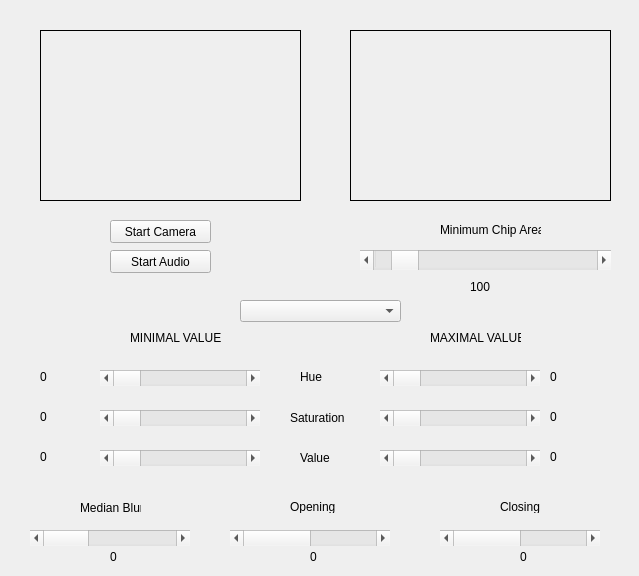
First picture: the form in InteractiveMusicPlayground/videoplayer.ui, repository d1rkHH/InteractiveMusicPlayground, before the edit.
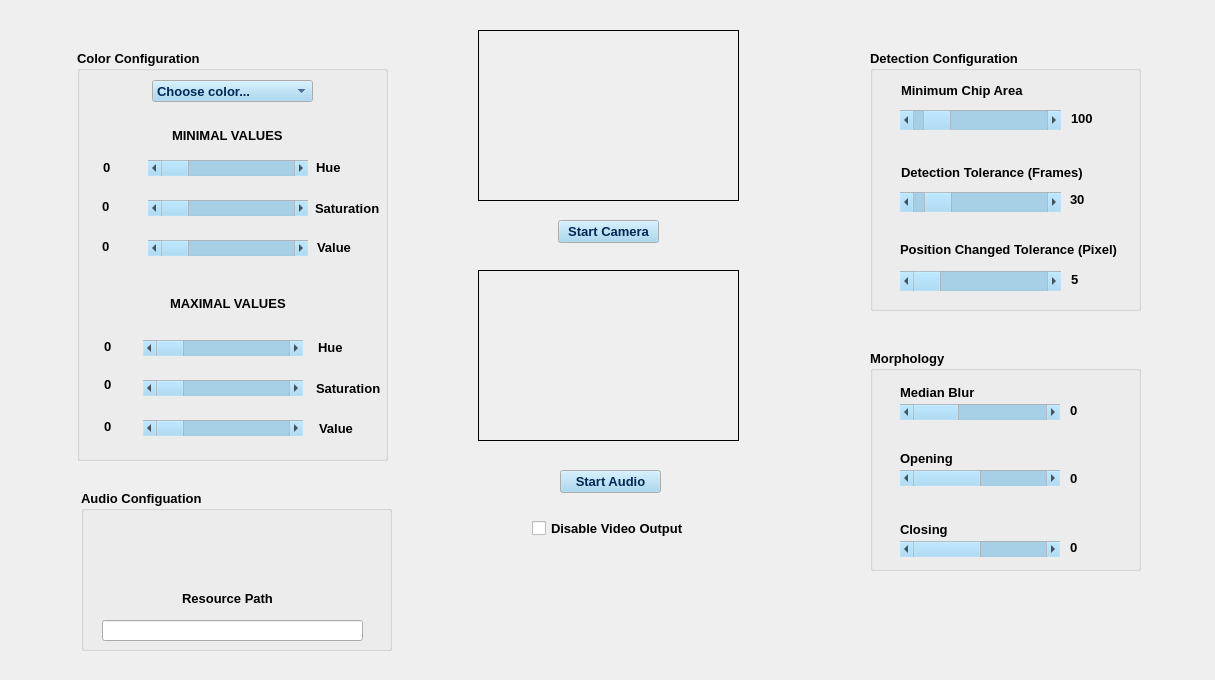
Second picture: the form after the edit. Custom widgets are drawn as their Qt base class.

Commit message: Refactoring. Unit Tests. Loop Audio. Added resources. New GUI layout. New SoundEffects

The edit to the form file:
```diff
--- a/InteractiveMusicPlayground/videoplayer.ui
+++ b/InteractiveMusicPlayground/videoplayer.ui
@@ -6,10 +6,111 @@
    <rect>
     <x>0</x>
     <y>0</y>
-    <width>639</width>
-    <height>576</height>
+    <width>1215</width>
+    <height>680</height>
    </rect>
   </property>
+  <property name="palette">
+   <palette>
+    <active>
+     <colorrole role="Button">
+      <brush brushstyle="SolidPattern">
+       <color alpha="255">
+        <red>152</red>
+        <green>209</green>
+        <blue>240</blue>
+       </color>
+      </brush>
+     </colorrole>
+     <colorrole role="BrightText">
+      <brush brushstyle="SolidPattern">
+       <color alpha="255">
+        <red>230</red>
+        <green>243</green>
+        <blue>255</blue>
+       </color>
+      </brush>
+     </colorrole>
+     <colorrole role="ButtonText">
+      <brush brushstyle="SolidPattern">
+       <color alpha="255">
+        <red>0</red>
+        <green>40</green>
+        <blue>84</blue>
+       </color>
+      </brush>
+     </colorrole>
+    </active>
+    <inactive>
+     <colorrole role="Button">
+      <brush brushstyle="SolidPattern">
+       <color alpha="255">
+        <red>152</red>
+        <green>209</green>
+        <blue>240</blue>
+       </color>
+      </brush>
+     </colorrole>
+     <colorrole role="BrightText">
+      <brush brushstyle="SolidPattern">
+       <color alpha="255">
+        <red>230</red>
+        <green>243</green>
+        <blue>255</blue>
+       </color>
+      </brush>
+     </colorrole>
+     <colorrole role="ButtonText">
+      <brush brushstyle="SolidPattern">
+       <color alpha="255">
+        <red>0</red>
+        <green>40</green>
+        <blue>84</blue>
+       </color>
+      </brush>
+     </colorrole>
+    </inactive>
+    <disabled>
+     <colorrole role="Button">
+      <brush brushstyle="SolidPattern">
+       <color alpha="255">
+        <red>152</red>
+        <green>209</green>
+        <blue>240</blue>
+       </color>
+      </brush>
+     </colorrole>
+     <colorrole role="BrightText">
+      <brush brushstyle="SolidPattern">
+       <color alpha="255">
+        <red>230</red>
+        <green>243</green>
+        <blue>255</blue>
+       </color>
+      </brush>
+     </colorrole>
+     <colorrole role="ButtonText">
+      <brush brushstyle="SolidPattern">
+       <color alpha="255">
+        <red>120</red>
+        <green>120</green>
+        <blue>120</blue>
+       </color>
+      </brush>
+     </colorrole>
+    </disabled>
+   </palette>
+  </property>
+  <property name="font">
+   <font>
+    <pointsize>10</pointsize>
+    <weight>75</weight>
+    <italic>false</italic>
+    <bold>true</bold>
+    <underline>false</underline>
+    <kerning>true</kerning>
+   </font>
+  </property>
   <property name="windowTitle">
    <string>VideoPlayer</string>
   </property>
@@ -17,7 +118,7 @@
    <widget class="VideoWidget" name="inputFrame">
     <property name="geometry">
      <rect>
-      <x>40</x>
+      <x>478</x>
       <y>30</y>
       <width>261</width>
       <height>171</height>
@@ -39,7 +140,7 @@
    <widget class="QPushButton" name="openVideoFileButton">
     <property name="geometry">
      <rect>
-      <x>110</x>
+      <x>558</x>
       <y>220</y>
       <width>101</width>
       <height>23</height>
@@ -52,8 +153,8 @@
    <widget class="VideoWidget" name="processedFrame">
     <property name="geometry">
      <rect>
-      <x>350</x>
-      <y>30</y>
+      <x>478</x>
+      <y>270</y>
       <width>261</width>
       <height>171</height>
      </rect>
@@ -71,15 +172,15 @@
    <widget class="QComboBox" name="colorComboBox">
     <property name="geometry">
      <rect>
-      <x>240</x>
-      <y>300</y>
+      <x>152</x>
+      <y>80</y>
       <width>161</width>
       <height>22</height>
      </rect>
     </property>
     <item>
      <property name="text">
-      <string/>
+      <string>Choose color...</string>
      </property>
     </item>
     <item>
@@ -111,8 +212,8 @@
    <widget class="QScrollBar" name="minHueScrollbar">
     <property name="geometry">
      <rect>
-      <x>100</x>
-      <y>370</y>
+      <x>148</x>
+      <y>160</y>
       <width>160</width>
       <height>16</height>
      </rect>
@@ -127,8 +228,8 @@
    <widget class="QScrollBar" name="minSatScrollbar">
     <property name="geometry">
      <rect>
-      <x>100</x>
-      <y>410</y>
+      <x>148</x>
+      <y>200</y>
       <width>160</width>
       <height>16</height>
      </rect>
@@ -143,8 +244,8 @@
    <widget class="QScrollBar" name="minValScrollbar">
     <property name="geometry">
      <rect>
-      <x>100</x>
-      <y>450</y>
+      <x>148</x>
+      <y>240</y>
       <width>160</width>
       <height>16</height>
      </rect>
@@ -159,8 +260,8 @@
    <widget class="QScrollBar" name="maxHueScrollbar">
     <property name="geometry">
      <rect>
-      <x>380</x>
-      <y>370</y>
+      <x>143</x>
+      <y>340</y>
       <width>160</width>
       <height>16</height>
      </rect>
@@ -175,8 +276,8 @@
    <widget class="QScrollBar" name="maxSatScrollbar">
     <property name="geometry">
      <rect>
-      <x>380</x>
-      <y>410</y>
+      <x>143</x>
+      <y>380</y>
       <width>160</width>
       <height>16</height>
      </rect>
@@ -191,8 +292,8 @@
    <widget class="QScrollBar" name="maxValScrollbar">
     <property name="geometry">
      <rect>
-      <x>380</x>
-      <y>450</y>
+      <x>143</x>
+      <y>420</y>
       <width>160</width>
       <height>16</height>
      </rect>
@@ -207,9 +308,9 @@
    <widget class="QLabel" name="MIN_VALUES">
     <property name="geometry">
      <rect>
-      <x>130</x>
-      <y>330</y>
-      <width>91</width>
+      <x>172</x>
+      <y>127</y>
+      <width>121</width>
       <height>16</height>
      </rect>
     </property>
@@ -220,9 +321,9 @@
    <widget class="QLabel" name="MAX_VALUES">
     <property name="geometry">
      <rect>
-      <x>430</x>
-      <y>330</y>
-      <width>91</width>
+      <x>170</x>
+      <y>295</y>
+      <width>121</width>
       <height>16</height>
      </rect>
     </property>
@@ -233,8 +334,8 @@
    <widget class="QLabel" name="HUE">
     <property name="geometry">
      <rect>
-      <x>300</x>
-      <y>370</y>
+      <x>316</x>
+      <y>161</y>
       <width>47</width>
       <height>13</height>
      </rect>
@@ -246,9 +347,9 @@
    <widget class="QLabel" name="SATURATION">
     <property name="geometry">
      <rect>
-      <x>290</x>
-      <y>410</y>
-      <width>61</width>
+      <x>315</x>
+      <y>200</y>
+      <width>81</width>
       <height>16</height>
      </rect>
     </property>
@@ -259,8 +360,8 @@
    <widget class="QLabel" name="VALUE">
     <property name="geometry">
      <rect>
-      <x>300</x>
-      <y>450</y>
+      <x>317</x>
+      <y>239</y>
       <width>61</width>
       <height>16</height>
      </rect>
@@ -272,8 +373,8 @@
    <widget class="QLabel" name="minhue">
     <property name="geometry">
      <rect>
-      <x>40</x>
-      <y>370</y>
+      <x>103</x>
+      <y>161</y>
       <width>47</width>
       <height>13</height>
      </rect>
@@ -285,8 +386,8 @@
    <widget class="QLabel" name="minsat">
     <property name="geometry">
      <rect>
-      <x>40</x>
-      <y>410</y>
+      <x>102</x>
+      <y>200</y>
       <width>47</width>
       <height>13</height>
      </rect>
@@ -298,8 +399,8 @@
    <widget class="QLabel" name="minval">
     <property name="geometry">
      <rect>
-      <x>40</x>
-      <y>450</y>
+      <x>102</x>
+      <y>240</y>
       <width>47</width>
       <height>13</height>
      </rect>
@@ -311,8 +412,8 @@
    <widget class="QLabel" name="maxhue">
     <property name="geometry">
      <rect>
-      <x>550</x>
-      <y>370</y>
+      <x>104</x>
+      <y>340</y>
       <width>47</width>
       <height>13</height>
      </rect>
@@ -324,8 +425,8 @@
    <widget class="QLabel" name="maxsat">
     <property name="geometry">
      <rect>
-      <x>550</x>
-      <y>410</y>
+      <x>104</x>
+      <y>378</y>
       <width>47</width>
       <height>13</height>
      </rect>
@@ -337,8 +438,8 @@
    <widget class="QLabel" name="maxval">
     <property name="geometry">
      <rect>
-      <x>550</x>
-      <y>450</y>
+      <x>104</x>
+      <y>420</y>
       <width>47</width>
       <height>13</height>
      </rect>
@@ -350,8 +451,8 @@
    <widget class="QScrollBar" name="medianBlurScrollbar">
     <property name="geometry">
      <rect>
-      <x>30</x>
-      <y>530</y>
+      <x>900</x>
+      <y>404</y>
       <width>160</width>
       <height>16</height>
      </rect>
@@ -372,8 +473,8 @@
    <widget class="QScrollBar" name="closingScrollbar">
     <property name="geometry">
      <rect>
-      <x>440</x>
-      <y>530</y>
+      <x>900</x>
+      <y>541</y>
       <width>160</width>
       <height>16</height>
      </rect>
@@ -388,8 +489,8 @@
    <widget class="QScrollBar" name="openingScrollbar">
     <property name="geometry">
      <rect>
-      <x>230</x>
-      <y>530</y>
+      <x>900</x>
+      <y>470</y>
       <width>160</width>
       <height>16</height>
      </rect>
@@ -407,8 +508,8 @@
    <widget class="QLabel" name="medianblur">
     <property name="geometry">
      <rect>
-      <x>110</x>
-      <y>550</y>
+      <x>1070</x>
+      <y>404</y>
       <width>47</width>
       <height>13</height>
      </rect>
@@ -420,10 +521,10 @@
    <widget class="QLabel" name="opening">
     <property name="geometry">
      <rect>
-      <x>310</x>
-      <y>550</y>
-      <width>47</width>
-      <height>13</height>
+      <x>1070</x>
+      <y>470</y>
+      <width>51</width>
+      <height>16</height>
      </rect>
     </property>
     <property name="text">
@@ -433,8 +534,8 @@
    <widget class="QLabel" name="closing">
     <property name="geometry">
      <rect>
-      <x>520</x>
-      <y>550</y>
+      <x>1070</x>
+      <y>541</y>
       <width>47</width>
       <height>13</height>
      </rect>
@@ -446,9 +547,9 @@
    <widget class="QLabel" name="label">
     <property name="geometry">
      <rect>
-      <x>80</x>
-      <y>500</y>
-      <width>61</width>
+      <x>900</x>
+      <y>384</y>
+      <width>81</width>
       <height>16</height>
      </rect>
     </property>
@@ -459,10 +560,10 @@
    <widget class="QLabel" name="label_2">
     <property name="geometry">
      <rect>
-      <x>290</x>
-      <y>500</y>
-      <width>47</width>
-      <height>13</height>
+      <x>900</x>
+      <y>450</y>
+      <width>61</width>
+      <height>16</height>
      </rect>
     </property>
     <property name="text">
@@ -472,44 +573,22 @@
    <widget class="QLabel" name="label_3">
     <property name="geometry">
      <rect>
-      <x>500</x>
-      <y>500</y>
-      <width>47</width>
-      <height>13</height>
+      <x>900</x>
+      <y>521</y>
+      <width>51</width>
+      <height>16</height>
      </rect>
     </property>
     <property name="text">
      <string>Closing</string>
     </property>
    </widget>
-   <widget class="QScrollBar" name="minChipSizeScrollbar">
-    <property name="geometry">
-     <rect>
-      <x>360</x>
-      <y>250</y>
-      <width>251</width>
-      <height>20</height>
-     </rect>
-    </property>
-    <property name="minimum">
-     <number>10</number>
-    </property>
-    <property name="maximum">
-     <number>1000</number>
-    </property>
-    <property name="value">
-     <number>100</number>
-    </property>
-    <property name="orientation">
-     <enum>Qt::Horizontal</enum>
-    </property>
-   </widget>
    <widget class="QLabel" name="label_4">
     <property name="geometry">
      <rect>
-      <x>440</x>
-      <y>220</y>
-      <width>101</width>
+      <x>901</x>
+      <y>80</y>
+      <width>131</width>
       <height>20</height>
      </rect>
     </property>
@@ -520,8 +599,8 @@
    <widget class="QLabel" name="minchipsize">
     <property name="geometry">
      <rect>
-      <x>470</x>
-      <y>280</y>
+      <x>1071</x>
+      <y>112</y>
       <width>47</width>
       <height>13</height>
      </rect>
@@ -533,8 +612,8 @@
    <widget class="QPushButton" name="playAudioButton">
     <property name="geometry">
      <rect>
-      <x>110</x>
-      <y>250</y>
+      <x>560</x>
+      <y>470</y>
       <width>101</width>
       <height>23</height>
      </rect>
@@ -543,6 +622,295 @@
      <string>Start Audio</string>
     </property>
    </widget>
+   <widget class="QScrollBar" name="detectionToleranceScrollbar">
+    <property name="geometry">
+     <rect>
+      <x>900</x>
+      <y>192</y>
+      <width>161</width>
+      <height>20</height>
+     </rect>
+    </property>
+    <property name="minimum">
+     <number>0</number>
+    </property>
+    <property name="maximum">
+     <number>300</number>
+    </property>
+    <property name="value">
+     <number>30</number>
+    </property>
+    <property name="orientation">
+     <enum>Qt::Horizontal</enum>
+    </property>
+   </widget>
+   <widget class="QLabel" name="detectionTolerance">
+    <property name="geometry">
+     <rect>
+      <x>1070</x>
+      <y>193</y>
+      <width>47</width>
+      <height>13</height>
+     </rect>
+    </property>
+    <property name="text">
+     <string>30</string>
+    </property>
+   </widget>
+   <widget class="QLabel" name="label_5">
+    <property name="geometry">
+     <rect>
+      <x>901</x>
+      <y>162</y>
+      <width>201</width>
+      <height>20</height>
+     </rect>
+    </property>
+    <property name="text">
+     <string>Detection Tolerance (Frames)</string>
+    </property>
+   </widget>
+   <widget class="QLabel" name="HUE_2">
+    <property name="geometry">
+     <rect>
+      <x>318</x>
+      <y>341</y>
+      <width>47</width>
+      <height>13</height>
+     </rect>
+    </property>
+    <property name="text">
+     <string>Hue</string>
+    </property>
+   </widget>
+   <widget class="QLabel" name="SATURATION_2">
+    <property name="geometry">
+     <rect>
+      <x>316</x>
+      <y>380</y>
+      <width>81</width>
+      <height>16</height>
+     </rect>
+    </property>
+    <property name="text">
+     <string>Saturation</string>
+    </property>
+   </widget>
+   <widget class="QLabel" name="VALUE_2">
+    <property name="geometry">
+     <rect>
+      <x>319</x>
+      <y>420</y>
+      <width>61</width>
+      <height>16</height>
+     </rect>
+    </property>
+    <property name="text">
+     <string>Value</string>
+    </property>
+   </widget>
+   <widget class="QLineEdit" name="pathTextfield">
+    <property name="geometry">
+     <rect>
+      <x>102</x>
+      <y>620</y>
+      <width>261</width>
+      <height>21</height>
+     </rect>
+    </property>
+   </widget>
+   <widget class="QLabel" name="label_6">
+    <property name="geometry">
+     <rect>
+      <x>182</x>
+      <y>590</y>
+      <width>101</width>
+      <height>16</height>
+     </rect>
+    </property>
+    <property name="text">
+     <string>Resource Path</string>
+    </property>
+   </widget>
+   <widget class="QCheckBox" name="disableVideoOutput">
+    <property name="geometry">
+     <rect>
+      <x>532</x>
+      <y>520</y>
+      <width>160</width>
+      <height>17</height>
+     </rect>
+    </property>
+    <property name="text">
+     <string>Disable Video Output</string>
+    </property>
+   </widget>
+   <widget class="QScrollBar" name="positionChangedToleranceScrollBar">
+    <property name="geometry">
+     <rect>
+      <x>900</x>
+      <y>271</y>
+      <width>161</width>
+      <height>20</height>
+     </rect>
+    </property>
+    <property name="orientation">
+     <enum>Qt::Horizontal</enum>
+    </property>
+   </widget>
+   <widget class="QLabel" name="label_8">
+    <property name="geometry">
+     <rect>
+      <x>900</x>
+      <y>241</y>
+      <width>231</width>
+      <height>16</height>
+     </rect>
+    </property>
+    <property name="text">
+     <string>Position Changed Tolerance (Pixel)</string>
+    </property>
+   </widget>
+   <widget class="QLabel" name="positionChangedTolerance">
+    <property name="geometry">
+     <rect>
+      <x>1071</x>
+      <y>273</y>
+      <width>47</width>
+      <height>13</height>
+     </rect>
+    </property>
+    <property name="text">
+     <string>5</string>
+    </property>
+   </widget>
+   <widget class="QGroupBox" name="colorBox">
+    <property name="geometry">
+     <rect>
+      <x>77</x>
+      <y>50</y>
+      <width>311</width>
+      <height>411</height>
+     </rect>
+    </property>
+    <property name="title">
+     <string>Color Configuration</string>
+    </property>
+    <property name="checkable">
+     <bool>false</bool>
+    </property>
+   </widget>
+   <widget class="QGroupBox" name="detectionBox">
+    <property name="geometry">
+     <rect>
+      <x>870</x>
+      <y>50</y>
+      <width>271</width>
+      <height>261</height>
+     </rect>
+    </property>
+    <property name="title">
+     <string>Detection Configuration</string>
+    </property>
+   </widget>
+   <widget class="QGroupBox" name="MorphBox">
+    <property name="geometry">
+     <rect>
+      <x>870</x>
+      <y>350</y>
+      <width>271</width>
+      <height>221</height>
+     </rect>
+    </property>
+    <property name="title">
+     <string>Morphology</string>
+    </property>
+   </widget>
+   <widget class="QGroupBox" name="audioBox">
+    <property name="geometry">
+     <rect>
+      <x>81</x>
+      <y>490</y>
+      <width>311</width>
+      <height>161</height>
+     </rect>
+    </property>
+    <property name="title">
+     <string>Audio Configuation</string>
+    </property>
+   </widget>
+   <widget class="QScrollBar" name="minChipSizeScrollbar">
+    <property name="geometry">
+     <rect>
+      <x>900</x>
+      <y>110</y>
+      <width>161</width>
+      <height>20</height>
+     </rect>
+    </property>
+    <property name="minimum">
+     <number>10</number>
+    </property>
+    <property name="maximum">
+     <number>1000</number>
+    </property>
+    <property name="value">
+     <number>100</number>
+    </property>
+    <property name="orientation">
+     <enum>Qt::Horizontal</enum>
+    </property>
+   </widget>
+   <zorder>detectionBox</zorder>
+   <zorder>MorphBox</zorder>
+   <zorder>audioBox</zorder>
+   <zorder>colorBox</zorder>
+   <zorder>inputFrame</zorder>
+   <zorder>openVideoFileButton</zorder>
+   <zorder>processedFrame</zorder>
+   <zorder>colorComboBox</zorder>
+   <zorder>minHueScrollbar</zorder>
+   <zorder>minSatScrollbar</zorder>
+   <zorder>minValScrollbar</zorder>
+   <zorder>maxHueScrollbar</zorder>
+   <zorder>maxSatScrollbar</zorder>
+   <zorder>maxValScrollbar</zorder>
+   <zorder>MIN_VALUES</zorder>
+   <zorder>MAX_VALUES</zorder>
+   <zorder>HUE</zorder>
+   <zorder>SATURATION</zorder>
+   <zorder>VALUE</zorder>
+   <zorder>minhue</zorder>
+   <zorder>minsat</zorder>
+   <zorder>minval</zorder>
+   <zorder>maxhue</zorder>
+   <zorder>maxsat</zorder>
+   <zorder>maxval</zorder>
+   <zorder>medianBlurScrollbar</zorder>
+   <zorder>closingScrollbar</zorder>
+   <zorder>openingScrollbar</zorder>
+   <zorder>medianblur</zorder>
+   <zorder>opening</zorder>
+   <zorder>closing</zorder>
+   <zorder>label</zorder>
+   <zorder>label_2</zorder>
+   <zorder>label_3</zorder>
+   <zorder>label_4</zorder>
+   <zorder>minchipsize</zorder>
+   <zorder>playAudioButton</zorder>
+   <zorder>detectionToleranceScrollbar</zorder>
+   <zorder>detectionTolerance</zorder>
+   <zorder>label_5</zorder>
+   <zorder>HUE_2</zorder>
+   <zorder>SATURATION_2</zorder>
+   <zorder>VALUE_2</zorder>
+   <zorder>pathTextfield</zorder>
+   <zorder>label_6</zorder>
+   <zorder>disableVideoOutput</zorder>
+   <zorder>positionChangedToleranceScrollBar</zorder>
+   <zorder>label_8</zorder>
+   <zorder>positionChangedTolerance</zorder>
+   <zorder>minChipSizeScrollbar</zorder>
   </widget>
  </widget>
  <layoutdefault spacing="6" margin="11"/>
```
Left out of the diff: 2 changed lines with no effect on the pictures. The commit also changes 56 other files.
